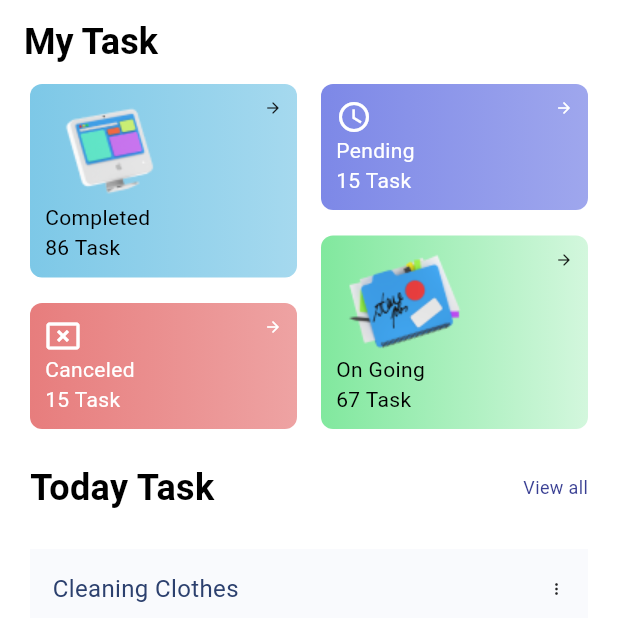
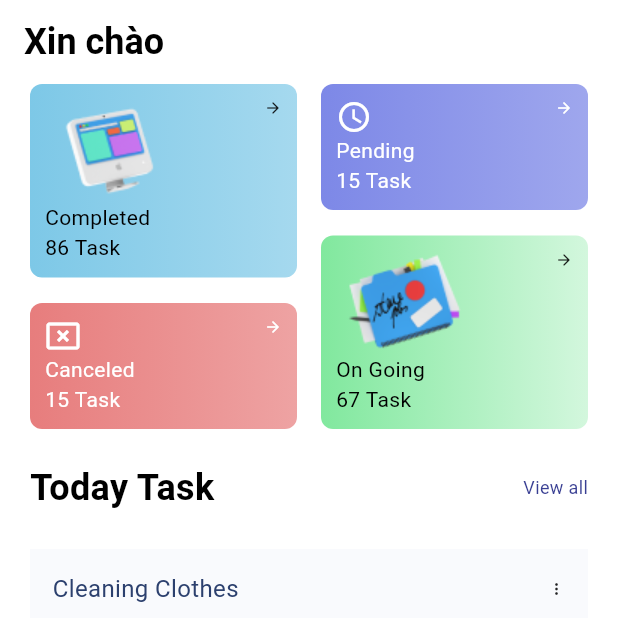
Before and after one commit to nxn1339/daily_plan, a Flutter app: the screen it shows after launch, on a phone screen of 412 x 824 dp, the top half of it. Run offline on Flutter 3.47's test engine with Material 2 defaults, Android fonts, the phone set to English and light mode, and no system bars; our stand-ins replace flutter_svg, get, image_picker, shared_preferences.

Commit message:
base multi language

```diff
--- /dev/null
+++ b/l10n.yaml
@@ -0,0 +1,3 @@
+arb-dir: lib/l10n
+template-arb-file: intl_en.arb
+output-localization-file: lib/l10n/generated/l10n.dart
--- /dev/null
+++ b/lib/l10n/intl_en.arb
@@ -0,0 +1,4 @@
+{
+  "hello": "Hello",
+  "welcome": "Welcome to Flutter Localization"
+}
--- /dev/null
+++ b/lib/l10n/intl_vi.arb
@@ -0,0 +1,4 @@
+{
+  "hello": "Xin chào",
+  "welcome": "Chào mừng bạn đến với Flutter Localization"
+}
--- a/lib/main.dart
+++ b/lib/main.dart
@@ -1,7 +1,8 @@
+import 'package:daily_plan/generated/l10n.dart';
 import 'package:daily_plan/screens/dash_board.dart';
 import 'package:flutter/material.dart';
-import 'package:daily_plan/screens/home.dart';
 import 'package:daily_plan/utils/theme/theme.dart';
+import 'package:flutter_localizations/flutter_localizations.dart';
 
 void main() {
   runApp(const MyApp());
@@ -16,6 +17,17 @@ class MyApp extends StatelessWidget {
       themeMode: ThemeMode.system,
       theme: ThemeApp.lightTheme,
       darkTheme: ThemeApp.darkTheme,
+       supportedLocales: [
+        Locale('en', ''),
+        Locale('vi', ''),
+      ],
+      localizationsDelegates: [
+        S.delegate,
+        GlobalMaterialLocalizations.delegate,
+        GlobalWidgetsLocalizations.delegate,
+        GlobalCupertinoLocalizations.delegate,
+      ],
+      locale: Locale('vi', ''),
       home: DashBoard(),
     );
   }
--- a/lib/screens/home.dart
+++ b/lib/screens/home.dart
@@ -1,5 +1,6 @@
 import 'package:daily_plan/common/widgets/box_item.dart';
 import 'package:daily_plan/common/widgets/task_item.dart';
+import 'package:daily_plan/generated/l10n.dart';
 import 'package:flutter/material.dart';
 
 class HomeScreen extends StatelessWidget {
@@ -9,8 +10,8 @@ class HomeScreen extends StatelessWidget {
   Widget build(BuildContext context) {
     return Scaffold(
       appBar: AppBar(
-        title: const Text(
-          'My Task',
+        title: Text(
+          S.of(context).hello,
           style: TextStyle(fontSize: 24, fontWeight: FontWeight.w700),
         ),
       ),
```
Also changed, not shown: pubspec.yaml (+5 -2 lines), lib/generated/intl/messages_all.dart (added), lib/generated/intl/messages_en.dart (added), lib/generated/intl/messages_vi.dart (added), lib/generated/l10n.dart (added).
